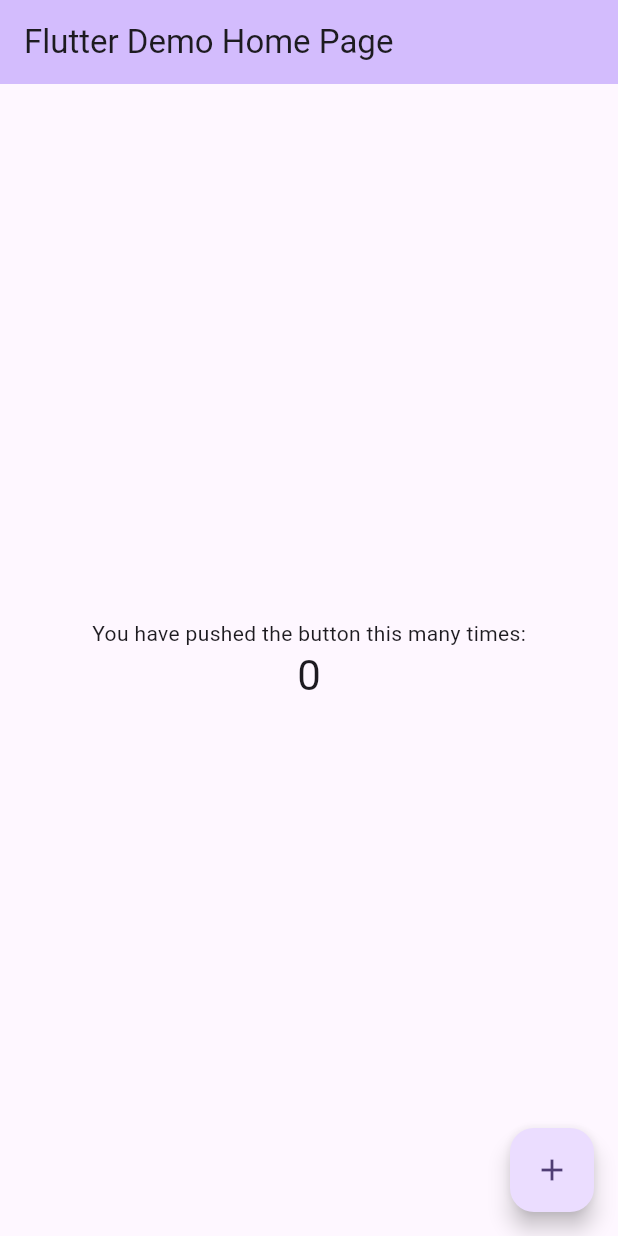
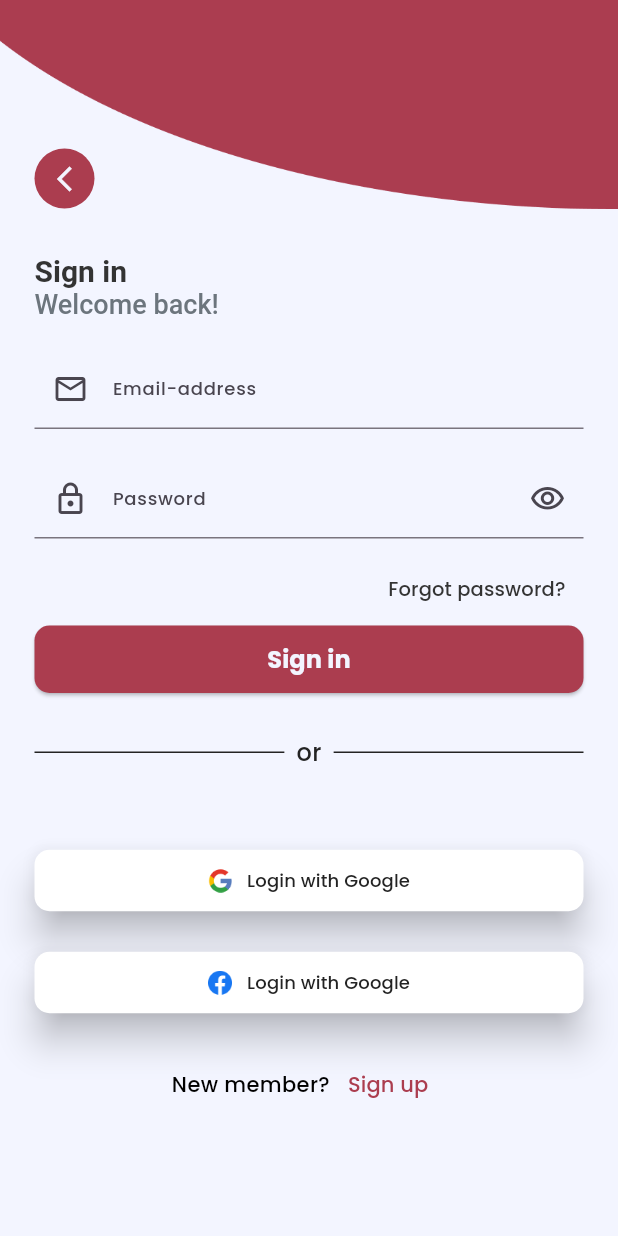
Before and after one commit to kssangeeth/appDiet, a Flutter app: the screen it shows after launch, on a phone screen of 412 x 824 dp. Run offline on Flutter 3.47's test engine with Material 3 defaults, Android fonts, the light colour scheme and no system bars.

Commit message:
finished login page- made all the text into constants

```diff
--- a/lib/client/core/constants/images.dart
+++ b/lib/client/core/constants/images.dart
@@ -1,5 +1,6 @@
 class TImages {
   // -- App Logos
-  static const String appLogo =
-      "assets/Images/logo.png";
+  static const String ellipse = "lib/client/assets/images/Ellipse 4.png";
+  static const String facebookcon = "lib/client/assets/icons/facebook.png";
+  static const String googlecon = "lib/client/assets/icons/google.png";
 }
--- a/lib/client/core/constants/texts.dart
+++ b/lib/client/core/constants/texts.dart
@@ -1,3 +1,16 @@
-class TTexts{
-static const String and = "and ";
+class TTexts {
+  static const String and = "and ";
+  static const String signinerror = "please enter both email and password";
+  static const String signin = "Sign in";
+  static const String signinn = "Sign in\n";
+  static const String welcome = "Welcome back!";
+  static const String email = "Email-address";
+  static const String password = "Password";
+  static const String forgotpassword = "Forgot password?";
+  static const String or = "or";
+  static const String loginwithgoogle = "Login with Google";
+  static const String loginwithfacebook = "Login with Facebook";
+  static const String newmember = "New member?";
+  static const String signup = "Sign up";
+  static const String Poppins = "Poppins";
 }
--- /dev/null
+++ b/lib/client/presentation/screens/forgot_password.dart
@@ -0,0 +1,14 @@
+import 'package:flutter/material.dart';
+
+class ForgotPassword extends StatelessWidget {
+  const ForgotPassword({super.key});
+
+  @override
+  Widget build(BuildContext context) {
+    return Scaffold(
+      appBar: AppBar(
+        title: Text("sasi"),
+      ),
+    );
+  }
+}
--- /dev/null
+++ b/lib/client/presentation/screens/home_screen.dart
@@ -0,0 +1,14 @@
+import 'package:flutter/material.dart';
+
+class HomeScreen extends StatelessWidget {
+  const HomeScreen({super.key});
+
+  @override
+  Widget build(BuildContext context) {
+    return Scaffold(
+      appBar: AppBar(
+        title: Text("sasi"),
+      ),
+    );
+  }
+}
--- /dev/null
+++ b/lib/client/presentation/screens/login_screen.dart
@@ -0,0 +1,306 @@
+import 'package:app_diett/client/core/constants/colors.dart';
+import 'package:app_diett/client/core/constants/images.dart';
+import 'package:app_diett/client/core/constants/texts.dart';
+import 'package:app_diett/client/presentation/screens/forgot_password.dart';
+import 'package:app_diett/client/presentation/screens/home_screen.dart';
+import 'package:app_diett/client/presentation/screens/sign_up.dart';
+import 'package:flutter/material.dart';
+
+class LoginScreen extends StatelessWidget {
+  const LoginScreen({super.key});
+
+  @override
+  Widget build(BuildContext context) {
+    return Scaffold(
+      body: Stack(
+        children: [
+          Image.asset(
+            TImages.ellipse,
+            fit: BoxFit.cover,
+            width: double.infinity,
+          ),
+          LoginForm(),
+        ],
+      ),
+    );
+  }
+}
+
+class LoginForm extends StatefulWidget {
+  const LoginForm({super.key});
+
+  @override
+  State<LoginForm> createState() => _LoginFormState();
+}
+
+class _LoginFormState extends State<LoginForm> {
+  final TextEditingController _emailController = TextEditingController();
+  final TextEditingController _passwordController = TextEditingController();
+  final GlobalKey<FormState> _formKey = GlobalKey<FormState>();
+
+  void _handleLogin() {
+    final email = _emailController.text;
+    final password = _passwordController.text;
+    // Dummy login logic
+    if (email.isNotEmpty && password.isNotEmpty) {
+      Navigator.pushReplacement(
+        context,
+        MaterialPageRoute(builder: (context) => HomeScreen()),
+      );
+    } else {
+      ScaffoldMessenger.of(context).showSnackBar(
+        SnackBar(content: Text(TTexts.signinerror)),
+      );
+    }
+  }
+
+  @override
+  Widget build(BuildContext context) {
+    return Column(
+      crossAxisAlignment: CrossAxisAlignment.start,
+      children: [
+        Container(
+          margin: EdgeInsets.only(top: 99, left: 23),
+          child: CircleAvatar(
+            radius: 20,
+            backgroundColor: TColors.primary,
+            child: IconButton(
+              onPressed: () {},
+              icon: Icon(
+                Icons.arrow_back_ios_new,
+                size: 20,
+                color: TColors.primaryBackground,
+              ),
+            ),
+          ),
+        ),
+        SizedBox(height: 30),
+        Container(
+          alignment: Alignment.centerLeft,
+          margin: EdgeInsets.only(left: 23),
+          child: RichText(
+            text: TextSpan(
+              children: [
+                TextSpan(
+                  text: TTexts.signinn,
+                  style: TextStyle(
+                    color: TColors.textPrimary,
+                    fontWeight: FontWeight.w600,
+                    fontSize: 20,
+                  ),
+                ),
+                TextSpan(
+                  text: TTexts.welcome,
+                  style: TextStyle(
+                    color: TColors.textSecondary,
+                    fontWeight: FontWeight.w500,
+                    fontSize: 18,
+                  ),
+                ),
+              ],
+            ),
+          ),
+        ),
+        SizedBox(height: 20),
+        Padding(
+          padding: EdgeInsets.symmetric(horizontal: 23),
+          child: Column(
+            children: [
+              TextField(
+                controller: _emailController,
+                decoration: InputDecoration(
+                  labelStyle: TextStyle(fontSize: 12),
+                  labelText: TTexts.email,
+                  prefixIcon: Icon(Icons.email_outlined),
+                  border: UnderlineInputBorder(),
+                ),
+              ),
+              SizedBox(height: 20),
+              TextField(
+                controller: _passwordController,
+                obscureText: true,
+                decoration: InputDecoration(
+                  labelStyle: TextStyle(fontSize: 12),
+                  labelText: TTexts.password,
+                  prefixIcon: Icon(Icons.lock_outlined),
+                  suffixIcon: Icon(Icons.visibility_outlined),
+                  border: UnderlineInputBorder(),
+                ),
+              ),
+              SizedBox(height: 10),
+              Align(
+                alignment: Alignment.centerRight,
+                child: TextButton(
+                  onPressed: () {
+                    Navigator.push(
+                      context,
+                      MaterialPageRoute(
+                        builder: (context) => ForgotPassword(),
+                      ),
+                    );
+                  },
+                  child: Text(
+                    TTexts.forgotpassword,
+                    style: TextStyle(color: TColors.textPrimary, fontSize: 13),
+                  ),
+                ),
+              ),
+              SizedBox(
+                width: double.infinity,
+                height: 45,
+                child: ElevatedButton(
+                  onPressed: _handleLogin,
+                  style: ElevatedButton.styleFrom(
+                    backgroundColor: TColors.primary,
+                    shape: RoundedRectangleBorder(
+                      borderRadius: BorderRadius.circular(10),
+                    ),
+                  ),
+                  child: Text(
+                    TTexts.signin,
+                    style: TextStyle(
+                      color: TColors.primaryBackground,
+                      fontSize: 16,
+                      fontWeight: FontWeight.bold,
+                    ),
+                  ),
+                ),
+              ),
+              SizedBox(height: 28),
+              Row(
+                children: [
+                  Expanded(
+                    child: Divider(
+                      thickness: 1,
+                      color: TColors.black,
+                    ),
+                  ),
+                  Padding(
+                    padding: const EdgeInsets.symmetric(horizontal: 8.0),
+                    child: Text(
+                      TTexts.or,
+                      style: TextStyle(
+                        color: TColors.black,
+                        fontSize: 16,
+                      ),
+                    ),
+                  ),
+                  Expanded(
+                    child: Divider(
+                      thickness: 1,
+                      color: TColors.black,
+                    ),
+                  ),
+                ],
+              ),
+              SizedBox(height: 50),
+              Column(
+                children: [
+                  ElevatedButton(
+                    onPressed: () {},
+                    style: ElevatedButton.styleFrom(
+                      backgroundColor: Colors.white,
+                      elevation: 10,
+                      shape: RoundedRectangleBorder(
+                        borderRadius: BorderRadius.circular(10),
+                      ),
+                    ),
+                    child: Padding(
+                      padding: const EdgeInsets.symmetric(vertical: 12),
+                      child: Row(
+                        mainAxisAlignment: MainAxisAlignment.center,
+                        children: [
+                          SizedBox(
+                            width: 16,
+                            height: 16,
+                            child: Image.asset(
+                              TImages.googlecon,
+                              fit: BoxFit.cover,
+                            ),
+                          ),
+                          SizedBox(width: 10),
+                          Text(
+                            TTexts.loginwithgoogle,
+                            style: TextStyle(
+                              color: TColors.black,
+                              fontSize: 12,
+                            ),
+                          ),
+                        ],
+                      ),
+                    ),
+                  ),
+                  SizedBox(height: 20),
+                  ElevatedButton(
+                    onPressed: () {},
+                    style: ElevatedButton.styleFrom(
+                      backgroundColor: Colors.white,
+                      elevation: 10,
+                      shape: RoundedRectangleBorder(
+                        borderRadius: BorderRadius.circular(10),
+                      ),
+                    ),
+                    child: Padding(
+                      padding: const EdgeInsets.symmetric(vertical: 12),
+                      child: Row(
+                        mainAxisAlignment: MainAxisAlignment.center,
+                        children: [
+                          SizedBox(
+                            width: 16,
+                            height: 16,
+                            child: Image.asset(
+                              TImages.facebookcon,
+                              fit: BoxFit.cover,
+                            ),
+                          ),
+                          SizedBox(width: 10),
+                          Text(
+                            TTexts.loginwithgoogle,
+                            style: TextStyle(
+                              color: TColors.black,
+                              fontSize: 12,
+                            ),
+                          ),
+                        ],
+                      ),
+                    ),
+                  ),
+                ],
+              ),
+              SizedBox(height: 20),
+              Row(
+                mainAxisAlignment: MainAxisAlignment.center,
+                children: [
+                  Text(
+                    TTexts.newmember,
+                    style: TextStyle(
+                      color: Colors.black,
+                      fontSize: 14,
+                    ),
+                  ),
+                  TextButton(
+                    onPressed: () {
+                      Navigator.push(
+                        context,
+                        MaterialPageRoute(
+                          builder: (context) => SignUp(),
+                        ),
+                      );
+                    },
+                    child: Text(
+                      TTexts.signup,
+                      style: TextStyle(
+                        color: TColors.primary,
+                        fontSize: 14,
+                      ),
+                    ),
+                  ),
+                ],
+              ),
+            ],
+          ),
+        ),
+      ],
+    );
+  }
+}
--- /dev/null
+++ b/lib/client/presentation/screens/sign_up.dart
@@ -0,0 +1,14 @@
+import 'package:flutter/material.dart';
+
+class SignUp extends StatelessWidget {
+  const SignUp({super.key});
+
+  @override
+  Widget build(BuildContext context) {
+    return Scaffold(
+      appBar: AppBar(
+        title: Text("sasi"),
+      ),
+    );
+  }
+}
--- a/lib/main.dart
+++ b/lib/main.dart
@@ -1,3 +1,7 @@
+import 'package:app_diett/client/core/constants/colors.dart';
+import 'package:app_diett/client/core/constants/texts.dart';
+import 'package:app_diett/client/presentation/screens/login_Screen.dart';
+
 import 'package:flutter/material.dart';
 
 void main() {
@@ -7,119 +11,17 @@
 class MyApp extends StatelessWidget {
   const MyApp({super.key});
 
-  // This widget is the root of your application.
   @override
   Widget build(BuildContext context) {
     return MaterialApp(
       title: 'Flutter Demo',
       theme: ThemeData(
-        // This is the theme of your application.
-        //
-        // TRY THIS: Try running your application with "flutter run". You'll see
-        // the application has a purple toolbar. Then, without quitting the app,
-        // try changing the seedColor in the colorScheme below to Colors.green
-        // and then invoke "hot reload" (save your changes or press the "hot
-        // reload" button in a Flutter-supported IDE, or press "r" if you used
-        // the command line to start the app).
-        //
-        // Notice that the counter didn't reset back to zero; the application
-        // state is not lost during the reload. To reset the state, use hot
-        // restart instead.
-        //
-        // This works for code too, not just values: Most code changes can be
-        // tested with just a hot reload.
-        colorScheme: ColorScheme.fromSeed(seedColor: Colors.deepPurple),
+        fontFamily: TTexts.Poppins,
+        scaffoldBackgroundColor: TColors.primaryBackground,
         useMaterial3: true,
       ),
-      home: const MyHomePage(title: 'Flutter Demo Home Page'),
+      debugShowCheckedModeBanner: false,
+      home: LoginScreen(),
     );
   }
 }
-
-class MyHomePage extends StatefulWidget {
-  const MyHomePage({super.key, required this.title});
-
-  // This widget is the home page of your application. It is stateful, meaning
-  // that it has a State object (defined below) that contains fields that affect
-  // how it looks.
-
-  // This class is the configuration for the state. It holds the values (in this
-  // case the title) provided by the parent (in this case the App widget) and
-  // used by the build method of the State. Fields in a Widget subclass are
-  // always marked "final".
-
-  final String title;
-
-  @override
-  State<MyHomePage> createState() => _MyHomePageState();
-}
-
-class _MyHomePageState extends State<MyHomePage> {
-  int _counter = 0;
-
-  void _incrementCounter() {
-    setState(() {
-      // This call to setState tells the Flutter framework that something has
-      // changed in this State, which causes it to rerun the build method below
-      // so that the display can reflect the updated values. If we changed
-      // _counter without calling setState(), then the build method would not be
-      // called again, and so nothing would appear to happen.
-      _counter++;
-    });
-  }
-
-  @override
-  Widget build(BuildContext context) {
-    // This method is rerun every time setState is called, for instance as done
-    // by the _incrementCounter method above.
-    //
-    // The Flutter framework has been optimized to make rerunning build methods
-    // fast, so that you can just rebuild anything that needs updating rather
-    // than having to individually change instances of widgets.
-    return Scaffold(
-      appBar: AppBar(
-        // TRY THIS: Try changing the color here to a specific color (to
-        // Colors.amber, perhaps?) and trigger a hot reload to see the AppBar
-        // change color while the other colors stay the same.
-        backgroundColor: Theme.of(context).colorScheme.inversePrimary,
-        // Here we take the value from the MyHomePage object that was created by
-        // the App.build method, and use it to set our appbar title.
-        title: Text(widget.title),
-      ),
-      body: Center(
-        // Center is a layout widget. It takes a single child and positions it
-        // in the middle of the parent.
-        child: Column(
-          // Column is also a layout widget. It takes a list of children and
-          // arranges them vertically. By default, it sizes itself to fit its
-          // children horizontally, and tries to be as tall as its parent.
-          //
-          // Column has various properties to control how it sizes itself and
-          // how it positions its children. Here we use mainAxisAlignment to
-          // center the children vertically; the main axis here is the vertical
-          // axis because Columns are vertical (the cross axis would be
-          // horizontal).
-          //
-          // TRY THIS: Invoke "debug painting" (choose the "Toggle Debug Paint"
-          // action in the IDE, or press "p" in the console), to see the
-          // wireframe for each widget.
-          mainAxisAlignment: MainAxisAlignment.center,
-          children: <Widget>[
-            const Text(
-              'You have pushed the button this many times:',
-            ),
-            Text(
-              '$_counter',
-              style: Theme.of(context).textTheme.headlineMedium,
-            ),
-          ],
-        ),
-      ),
-      floatingActionButton: FloatingActionButton(
-        onPressed: _incrementCounter,
-        tooltip: 'Increment',
-        child: const Icon(Icons.add),
-      ), // This trailing comma makes auto-formatting nicer for build methods.
-    );
-  }
-}
--- a/pubspec.yaml
+++ b/pubspec.yaml
@@ -60,6 +60,7 @@ flutter:
   # To add assets to your application, add an assets section, like this:
   assets:
     - lib/client/assets/images/
+    - lib/client/assets/icons/
 
   # An image asset can refer to one or more resolution-specific "variants", see
   # https://flutter.dev/to/resolution-aware-images
```
